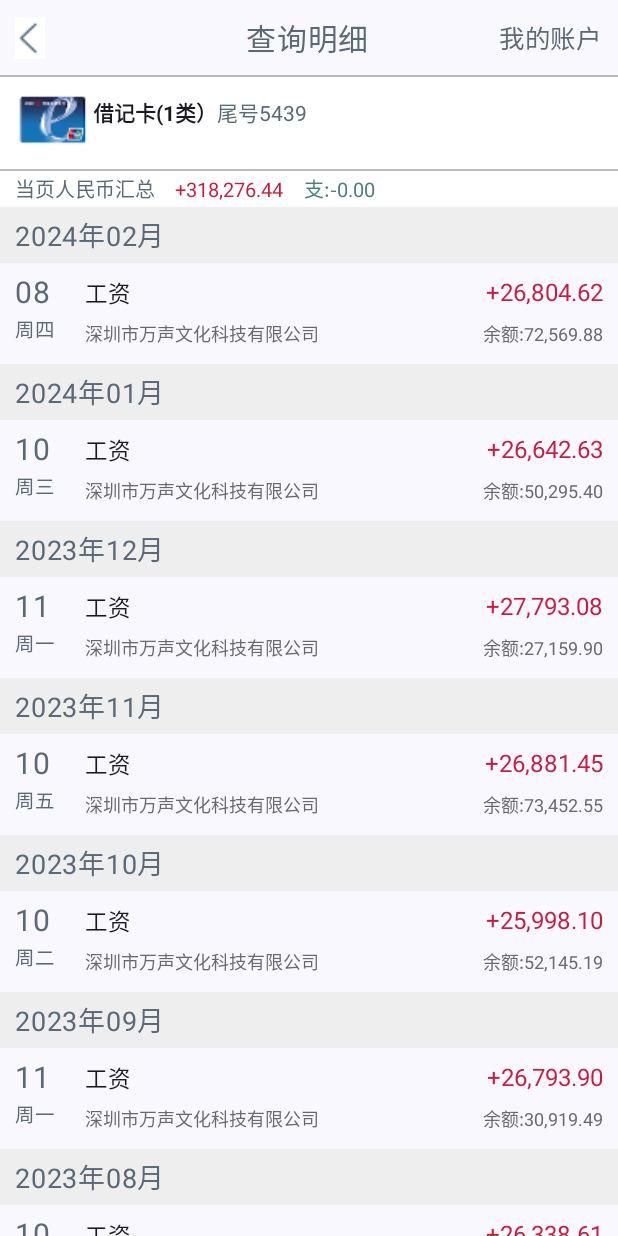
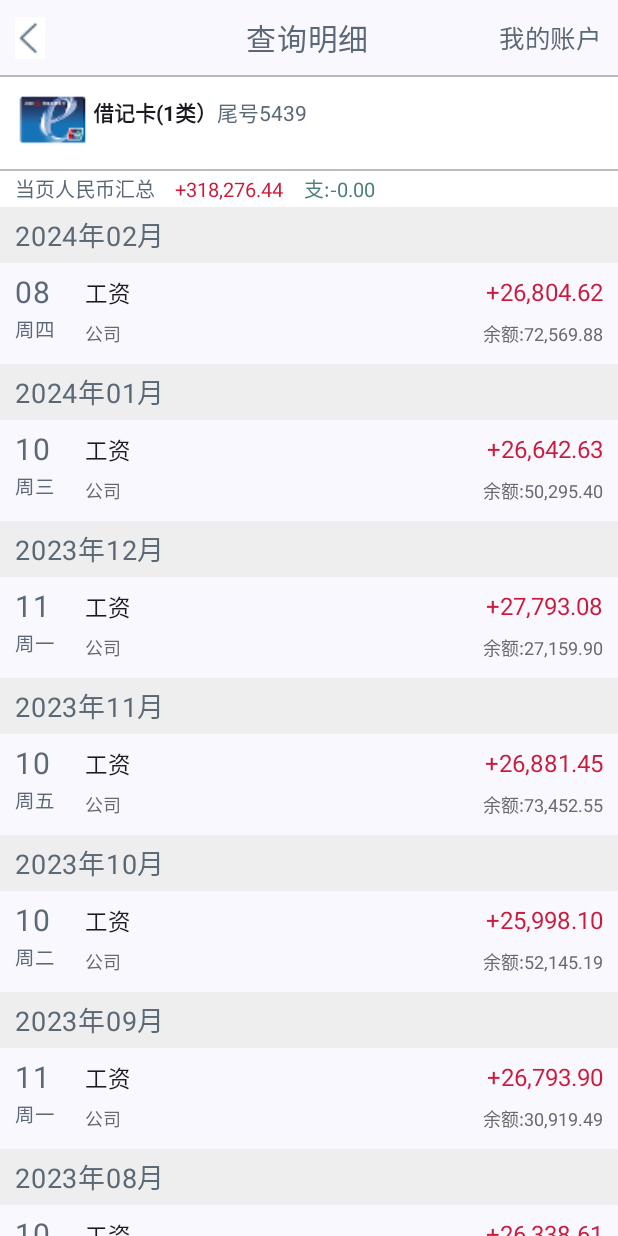
Before and after one commit to jeec/Pool, an Android app built with Jetpack Compose: the screen it shows after launch (Bank2Activity), on a phone screen of 412 x 824 dp. Run offline under Robolectric (Android 15) with nearby library versions, the phone set to English and light mode, and no system bars.

```diff
--- a/mycompose/src/main/java/com/jerry/mycompose/project/components/study/ArcGraphic.kt
+++ b/mycompose/src/main/java/com/jerry/mycompose/project/components/study/ArcGraphic.kt
@@ -62,7 +62,8 @@ fun ArcGraphic(vm: StudyViewModel) {
             drawArc(
                 Brush.linearGradient(colors = mutableListOf(Color.White, Color.White)),
                 startAngle = 150f,
-                sweepAngle = MathUtils.lerp(0f, 240f, (vm.points/1000f).coerceIn(0f, 1f)),
+//                sweepAngle = MathUtils.lerp(0f, 240f, (vm.points/1000f).coerceIn(0f, 1f)),
+                sweepAngle = 0f,
                 useCenter = false,
                 style = Stroke(25f, cap = StrokeCap.Round)
             )
--- a/mycompose_feature/src/main/java/com/jerry/mycompose_feature/Bank2ViewModel.kt
+++ b/mycompose_feature/src/main/java/com/jerry/mycompose_feature/Bank2ViewModel.kt
@@ -73,7 +73,7 @@ class Bank2ViewModel : ViewModel() {
                 monthDay,
                 weekDayFormat,
                 "工资",
-                corporate = "深圳市万声文化科技有限公司",
+                corporate = "公司",
                 money = salaryData30K[index],
                 balance = balanceData30K[index]
             )
--- a/mycompose_feature/src/main/java/com/jerry/mycompose_feature/BankActivity.kt
+++ b/mycompose_feature/src/main/java/com/jerry/mycompose_feature/BankActivity.kt
@@ -278,7 +278,7 @@ fun MoneyItem() {
             color = colorResource(id = R.color.item_title),
             fontWeight = FontWeight.Bold
         )
-        Text(text = "深圳市万声文化科技有限公司", modifier = Modifier.layoutId(id_company))
+        Text(text = "asfasdf", modifier = Modifier.layoutId(id_company))
         Text(
             text = "工行借记卡 5439 21:23:13",
             modifier = Modifier.layoutId(id_card_num_time),
```
